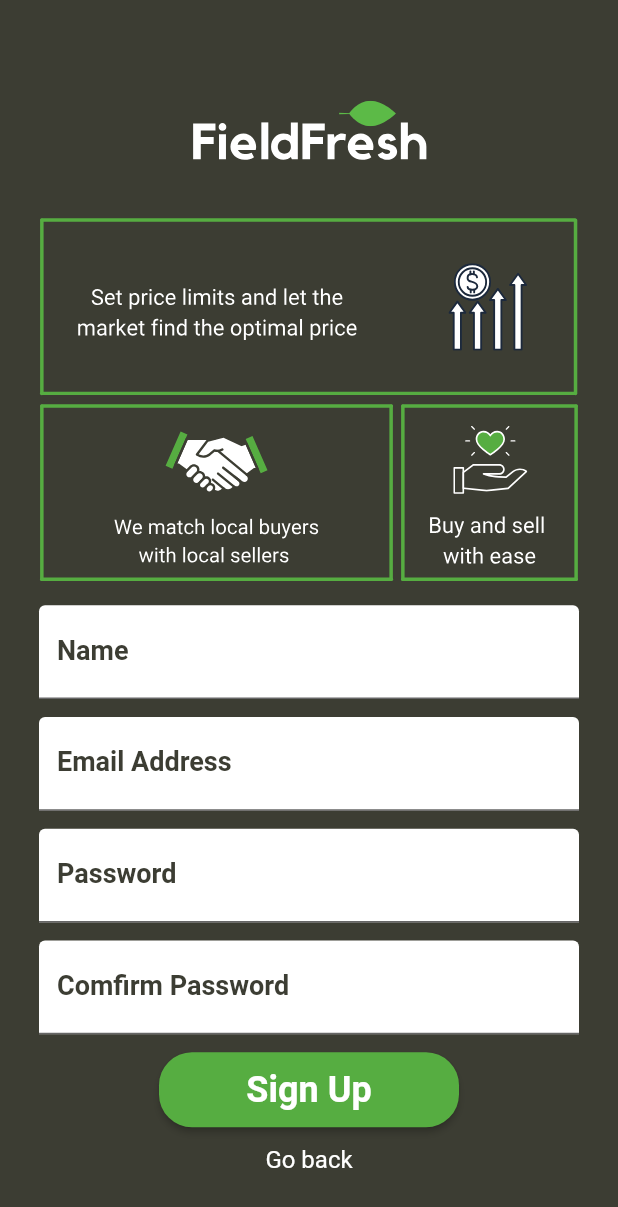
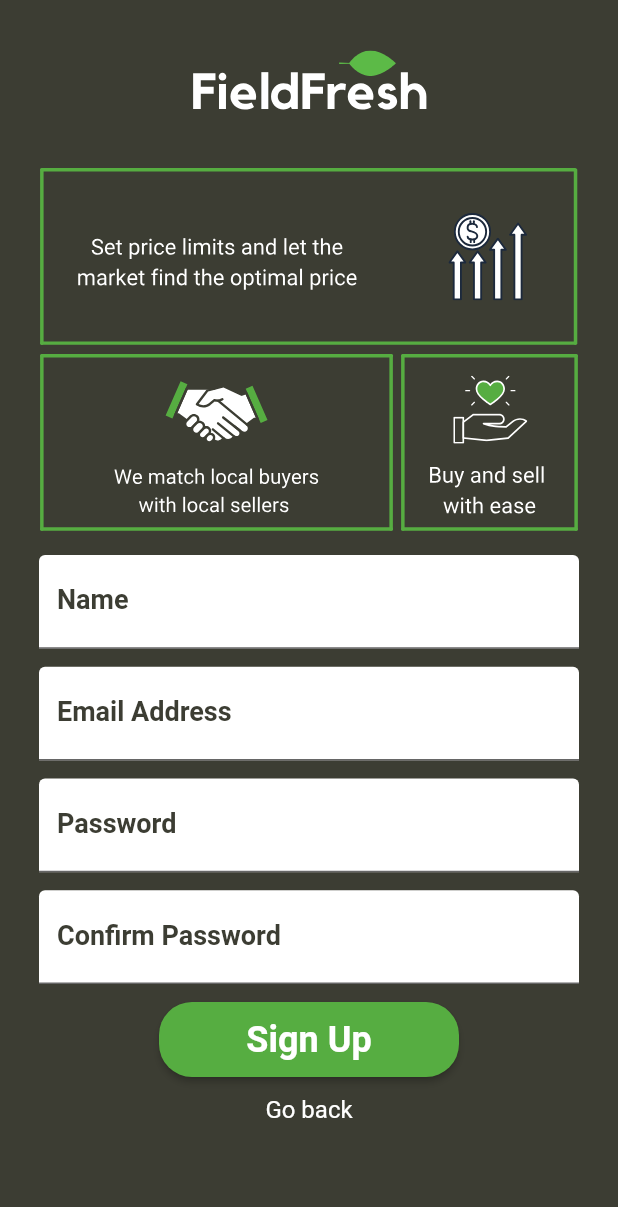
Before and after one commit to Field-Fresh/fieldfresh-mobile, a Flutter app: the screen it shows after launch, after a tap on "Login", after a tap on "Sign Up", on a phone screen of 412 x 824 dp. Shown: the top 1207 px of the screen. Run offline on Flutter 3.47's test engine with Material 2 defaults, Android fonts, the phone set to English and light mode, and no system bars; our stand-ins replace equatable, flutter_bloc, flutter_secure_storage, flutter_svg, get_it; missing offline and left inert: flutter_verification_code_input; network calls fail.

```diff
--- a/lib/feature/user/login/ui/login_page.dart
+++ b/lib/feature/user/login/ui/login_page.dart
@@ -6,6 +6,7 @@ import 'package:fieldfreshmobile/feature/user/verify/ui/verify_form.dart';
 import 'package:fieldfreshmobile/theme/app_theme.dart';
 import 'package:fieldfreshmobile/widgets/ThemedButtonFactory.dart';
 import 'package:fieldfreshmobile/widgets/ThemedTextFieldFactory.dart';
+import 'package:fieldfreshmobile/widgets/no_glow_single_child_scrollview.dart';
 import 'package:flutter/cupertino.dart';
 import 'package:flutter/material.dart';
 import 'package:flutter/scheduler.dart';
@@ -56,7 +57,7 @@ class _LoginFormState extends State<LoginForm> {
       SvgPicture.asset(
         'graphics/app-logo-large.svg',
         width: 600,
-        height: 350,
+        height: 300,
       ),
     ];
 
@@ -76,7 +77,7 @@ class _LoginFormState extends State<LoginForm> {
                 child: Text(
                   "Not you? Click to login with different email.",
                   style: TextStyle(
-                      color: Colors.black87,
+                      color: AppTheme.colors.white,
                       decoration: TextDecoration.underline),
                 )))
       ]);
@@ -146,26 +147,10 @@ class LoginScreen extends StatelessWidget {
   @override
   Widget build(BuildContext context) {
     return Scaffold(
-        body: Center(
-      child: LoginForm(),
+        body: NoGlowSingleChildScrollView(
+      child: Center(
+        child: LoginForm(),
+      ),
     ));
   }
 }
-
-// RaisedButton(
-// child: Padding(
-// padding: const EdgeInsets.all(8.0),
-// child: Text(
-// "Sign Up",
-// style:
-// TextStyle(color: Colors.white, fontWeight: FontWeight.bold),
-// ),
-// ),
-// color: Colors.orangeAccent,
-// onPressed: () {
-// Navigator.pushReplacementNamed(context, "/signup");
-// },
-// ),
-// ],
-// alignment: MainAxisAlignment.center,
-// ),
--- a/lib/feature/user/signup/event/events.dart
+++ b/lib/feature/user/signup/event/events.dart
@@ -5,17 +5,19 @@ import 'package:fieldfreshmobile/models/user/user.dart';
 import 'package:flutter/foundation.dart';
 
 class UserSignUpRequestEvent extends UserSignUpEvent {
+  final String name;
   final String email;
   final String password;
   final String retypedPassword;
 
   UserSignUpRequestEvent(
       {
+        @required this.name,
         @required this.email,
         @required this.password,
         @required this.retypedPassword
       }
-    ) : super([email, password, retypedPassword]);
+    ) : super([name, email, password, retypedPassword]);
 
   @override
   String toString() => 'UserSignUpRequestEvent';
--- a/lib/feature/user/signup/ui/signup_page.dart
+++ b/lib/feature/user/signup/ui/signup_page.dart
@@ -4,6 +4,8 @@ import 'package:fieldfreshmobile/feature/user/signup/bloc/user_signup_state.dart
 import 'package:fieldfreshmobile/feature/user/signup/event/events.dart';
 import 'package:fieldfreshmobile/feature/user/signup/state/states.dart';
 import 'package:fieldfreshmobile/feature/user/verify/ui/verify_form.dart';
+import 'package:fieldfreshmobile/widgets/no_glow_single_child_scrollview.dart';
+import 'package:flutter/gestures.dart';
 import 'package:flutter/material.dart';
 import 'package:flutter_bloc/flutter_bloc.dart';
 import 'package:flutter_svg/svg.dart';
@@ -20,6 +22,7 @@ class SingUpForm extends StatefulWidget {
 
 class _SingUpFormState extends State<SingUpForm> {
   final _emailFieldController = TextEditingController();
+  final _nameFieldController = TextEditingController();
   final _passwordFieldController = TextEditingController();
   final _retypedPasswordFieldController = TextEditingController();
   UserSignUpBloc _userSignUpBloc;
@@ -33,6 +36,7 @@ class _SingUpFormState extends State<SingUpForm> {
   @override
   void dispose() {
     _emailFieldController.dispose();
+    _nameFieldController.dispose();
     _passwordFieldController.dispose();
     _retypedPasswordFieldController.dispose();
     super.dispose();
@@ -53,20 +57,6 @@ class _SingUpFormState extends State<SingUpForm> {
 
   List<Widget> _formFromState(BuildContext context, UserSignUpState state) {
     final List<Widget> formCols = [];
-    formCols.add(Column(
-      children: [
-        SvgPicture.asset(
-          'graphics/app-logo-small.svg',
-          width: 600,
-          height: 100,
-        ),
-        SvgPicture.asset(
-          'graphics/signup-message-large.svg',
-          width: 600,
-          height: 250,
-        )
-      ],
-    ));
 
     if (state is SignUpStateFailed) {
       formCols.add(Text(
@@ -76,13 +66,33 @@ class _SingUpFormState extends State<SingUpForm> {
     }
 
     if (state is SignUpStateVerification) {
+      formCols.add(SvgPicture.asset(
+        'graphics/app-logo-small.svg',
+        width: 600,
+        height: 250,
+      ));
       _emailFieldController.clear();
+      _nameFieldController.clear();
       _passwordFieldController.clear();
       _retypedPasswordFieldController.clear();
-      formCols.add(VerifyForm(state.user.email));
-    } else if (state is SignUpStateVerificationSuccess) {
-      // No/op
+      formCols.add(Container(
+          margin: EdgeInsets.symmetric(vertical: 18),
+          child: VerifyForm(state.user.email)));
     } else {
+      formCols.addAll(
+        [
+          SvgPicture.asset(
+            'graphics/app-logo-small.svg',
+            width: 600,
+            height: 100,
+          ),
+          SvgPicture.asset(
+            'graphics/signup-message-large.svg',
+            width: 600,
+            height: 250,
+          )
+        ],
+      );
       formCols.addAll(_formForSignup(context));
     }
 
@@ -93,8 +103,7 @@ class _SingUpFormState extends State<SingUpForm> {
     return [
       Container(
           margin: EdgeInsets.only(left: 18, right: 18, top: 12, bottom: 12),
-          child:
-              ThemedTextFieldFactory.create(TextEditingController(), "Name")),
+          child: ThemedTextFieldFactory.create(_nameFieldController, "Name")),
       Container(
           margin: EdgeInsets.only(bottom: 12, left: 18, right: 18),
           child: ThemedTextFieldFactory.create(
@@ -106,12 +115,14 @@ class _SingUpFormState extends State<SingUpForm> {
       Container(
           margin: EdgeInsets.only(bottom: 12, left: 18, right: 18),
           child: ThemedTextFieldFactory.createForSensitive(
-              _retypedPasswordFieldController, "Comfirm Password")),
+              _retypedPasswordFieldController, "Confirm Password")),
       ThemedButtonFactory.create(200, 50, 24, "Sign Up", () {
         String password = _passwordFieldController.value.text;
         String retypedPassword = _retypedPasswordFieldController.value.text;
         String email = _emailFieldController.value.text;
+        String name = _nameFieldController.value.text;
         _userSignUpBloc.add(UserSignUpRequestEvent(
+          name: name,
           email: email,
           password: password,
           retypedPassword: retypedPassword,
@@ -135,11 +146,11 @@ class SingUpScreen extends StatelessWidget {
   @override
   Widget build(BuildContext context) {
     return Scaffold(
-        body: Center(
-      child: Padding(
-        padding: EdgeInsets.all(8),
-        child: SingUpForm(),
-      ),
-    ));
+        body: NoGlowSingleChildScrollView(
+            child: Center(
+                child: Padding(
+      padding: EdgeInsets.all(8),
+      child: SingUpForm(),
+    ))));
   }
 }
--- a/lib/feature/user/verify/bloc/verify_bloc.dart
+++ b/lib/feature/user/verify/bloc/verify_bloc.dart
@@ -58,7 +58,7 @@ class VerifyBloc extends Bloc<VerifyEvent, VerifyState> {
         yield VerifyFailedState(event.email, event.code);
       }
     } catch(e) {
-      yield VerifyFailedState(event.email, event.code);
+      yield VerifyFailedState(event.email, event.code, error: "Invalid Code");
     }
   }
 }
--- a/lib/repository/client/user/user_client.dart
+++ b/lib/repository/client/user/user_client.dart
@@ -51,7 +51,7 @@ class UserClient {
       return true;
     } else {
       print(results);
-      throw Error();
+      throw Exception(results["message"]);
     }
   }
 
--- /dev/null
+++ b/lib/widgets/no_glow_single_child_scrollview.dart
@@ -0,0 +1,20 @@
+import 'package:flutter/widgets.dart';
+
+class NoGlowSingleChildScrollView extends StatelessWidget {
+  final Widget child;
+
+  const NoGlowSingleChildScrollView({Key key, this.child}) : super(key: key);
+
+  @override
+  Widget build(BuildContext context) {
+    return NotificationListener<OverscrollIndicatorNotification>(
+      onNotification: (_) {
+        _.disallowGlow();
+        return true;
+      },
+      child: SingleChildScrollView(
+        child: child,
+      ),
+    );
+  }
+}
--- a/pubspec.yaml
+++ b/pubspec.yaml
@@ -28,7 +28,6 @@ dependencies:
   equatable: ^0.2.0
   http: ^0.12.0
   get_it: ^5.0.1
-  get: ^3.24.0
   flutter_secure_storage: ^3.3.5
   flutter_svg: ^0.19.0
   flutter_verification_code_input:
```
Also changed, not shown: lib/feature/user/verify/ui/verify_form.dart (+53 -36 lines), graphics/placeholder-logo.svg (deleted).
